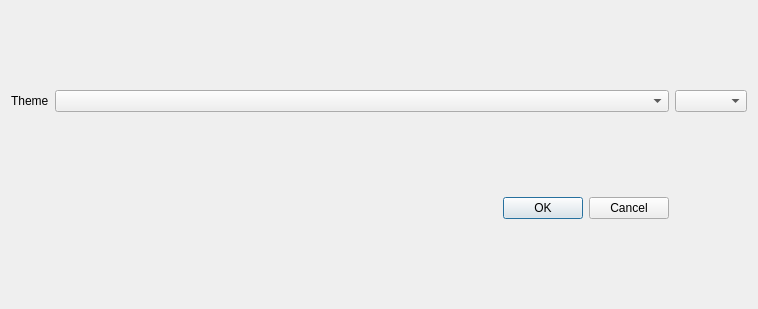
sstendahl/GIScan, file settingsdialog.ui: the form before one commit.
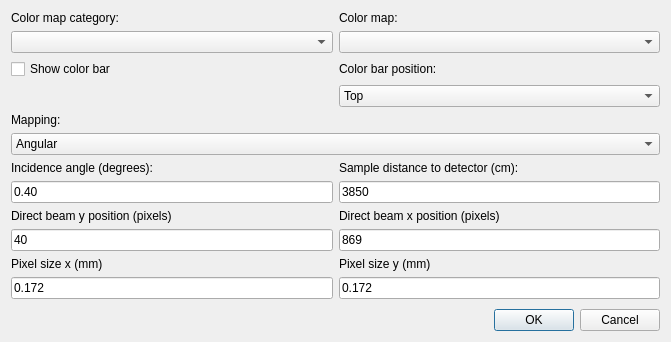
The form after the commit.

Commit message: Major update with a settings options for colour maps, mapping options and experimental parameters. Automatic scans upon loading samples and pre-set scans are broken right now and need to be fixed before merging to stable branch.

```diff
--- a/settingsdialog.ui
+++ b/settingsdialog.ui
@@ -6,25 +6,207 @@
    <rect>
     <x>0</x>
     <y>0</y>
-    <width>758</width>
-    <height>309</height>
+    <width>671</width>
+    <height>342</height>
    </rect>
   </property>
   <property name="windowTitle">
    <string>Settings</string>
   </property>
   <layout class="QGridLayout" name="gridLayout">
-   <item row="0" column="0">
-    <widget class="QLabel" name="label">
-     <property name="text">
-      <string>Theme</string>
-     </property>
+   <item row="8" column="1">
+    <layout class="QGridLayout" name="gridLayout_3"/>
+   </item>
+   <item row="10" column="1">
+    <layout class="QGridLayout" name="gridLayout_2">
+     <item row="1" column="0">
+      <widget class="QLineEdit" name="ai_line">
+       <property name="text">
+        <string>0.40</string>
+       </property>
+      </widget>
+     </item>
+     <item row="3" column="1">
+      <widget class="QLineEdit" name="dbx_line">
+       <property name="text">
+        <string>869</string>
+       </property>
+      </widget>
+     </item>
+     <item row="0" column="0">
+      <widget class="QLabel" name="label_3">
+       <property name="text">
+        <string>Incidence angle (degrees):</string>
+       </property>
+      </widget>
+     </item>
+     <item row="2" column="0">
+      <widget class="QLabel" name="label_5">
+       <property name="text">
+        <string>Direct beam y position (pixels)</string>
+       </property>
+      </widget>
+     </item>
+     <item row="6" column="0">
+      <spacer name="verticalSpacer_2">
+       <property name="orientation">
+        <enum>Qt::Vertical</enum>
+       </property>
+       <property name="sizeHint" stdset="0">
+        <size>
+         <width>20</width>
+         <height>40</height>
+        </size>
+       </property>
+      </spacer>
+     </item>
+     <item row="1" column="1">
+      <widget class="QLineEdit" name="sdd_line">
+       <property name="text">
+        <string>3850</string>
+       </property>
+      </widget>
+     </item>
+     <item row="4" column="1">
+      <widget class="QLabel" name="label_8">
+       <property name="text">
+        <string>Pixel size y (mm)</string>
+       </property>
+      </widget>
+     </item>
+     <item row="3" column="0">
+      <widget class="QLineEdit" name="dby_line">
+       <property name="text">
+        <string>40</string>
+       </property>
+      </widget>
+     </item>
+     <item row="0" column="1">
+      <widget class="QLabel" name="label_4">
+       <property name="text">
+        <string>Sample distance to detector (cm):</string>
+       </property>
+      </widget>
+     </item>
+     <item row="4" column="0">
+      <widget class="QLabel" name="label_7">
+       <property name="text">
+        <string>Pixel size x (mm)</string>
+       </property>
+      </widget>
+     </item>
+     <item row="5" column="0">
+      <widget class="QLineEdit" name="ps_x_line">
+       <property name="text">
+        <string>0.172</string>
+       </property>
+      </widget>
+     </item>
+     <item row="2" column="1">
+      <widget class="QLabel" name="label_6">
+       <property name="text">
+        <string>Direct beam x position (pixels)</string>
+       </property>
+      </widget>
+     </item>
+     <item row="5" column="1">
+      <widget class="QLineEdit" name="ps_y_line">
+       <property name="text">
+        <string>0.172</string>
+       </property>
+      </widget>
+     </item>
+    </layout>
+   </item>
+   <item row="6" column="1">
+    <widget class="QComboBox" name="mapping_widget">
+     <item>
+      <property name="text">
+       <string>Angular</string>
+      </property>
+     </item>
+     <item>
+      <property name="text">
+       <string>q-space</string>
+      </property>
+     </item>
+     <item>
+      <property name="text">
+       <string>Pixels</string>
+      </property>
+     </item>
     </widget>
    </item>
-   <item row="0" column="1">
-    <widget class="QComboBox" name="cmap_category_widget"/>
+   <item row="2" column="1">
+    <layout class="QGridLayout" name="gridLayout_4">
+     <item row="0" column="0">
+      <widget class="QLabel" name="label">
+       <property name="text">
+        <string>Color map category: </string>
+       </property>
+      </widget>
+     </item>
+     <item row="0" column="1">
+      <widget class="QLabel" name="label_2">
+       <property name="text">
+        <string>Color map:</string>
+       </property>
+      </widget>
+     </item>
+     <item row="3" column="1">
+      <widget class="QComboBox" name="cbar_pos_widget">
+       <item>
+        <property name="text">
+         <string>Top</string>
+        </property>
+       </item>
+       <item>
+        <property name="text">
+         <string>Bottom</string>
+        </property>
+       </item>
+       <item>
+        <property name="text">
+         <string>Left</string>
+        </property>
+       </item>
+       <item>
+        <property name="text">
+         <string>Right</string>
+        </property>
+       </item>
+      </widget>
+     </item>
+     <item row="1" column="1">
+      <widget class="QComboBox" name="cmap_list_widget">
+       <property name="sizePolicy">
+        <sizepolicy hsizetype="Preferred" vsizetype="Fixed">
+         <horstretch>0</horstretch>
+         <verstretch>0</verstretch>
+        </sizepolicy>
+       </property>
+      </widget>
+     </item>
+     <item row="1" column="0">
+      <widget class="QComboBox" name="cmap_category_widget"/>
+     </item>
+     <item row="2" column="1">
+      <widget class="QLabel" name="label_10">
+       <property name="text">
+        <string>Color bar position:</string>
+       </property>
+      </widget>
+     </item>
+     <item row="2" column="0">
+      <widget class="QCheckBox" name="cbar_check">
+       <property name="text">
+        <string>Show color bar</string>
+       </property>
+      </widget>
+     </item>
+    </layout>
    </item>
-   <item row="1" column="1">
+   <item row="12" column="1">
     <widget class="QDialogButtonBox" name="buttonBox">
      <property name="orientation">
       <enum>Qt::Horizontal</enum>
@@ -34,8 +216,12 @@
      </property>
     </widget>
    </item>
-   <item row="0" column="2">
-    <widget class="QComboBox" name="cmap_list_widget"/>
+   <item row="5" column="1">
+    <widget class="QLabel" name="label_9">
+     <property name="text">
+      <string>Mapping:</string>
+     </property>
+    </widget>
    </item>
   </layout>
  </widget>
```
Left out of the diff: 11 changed lines with no effect on the pictures. The commit also changes 8 other files.
